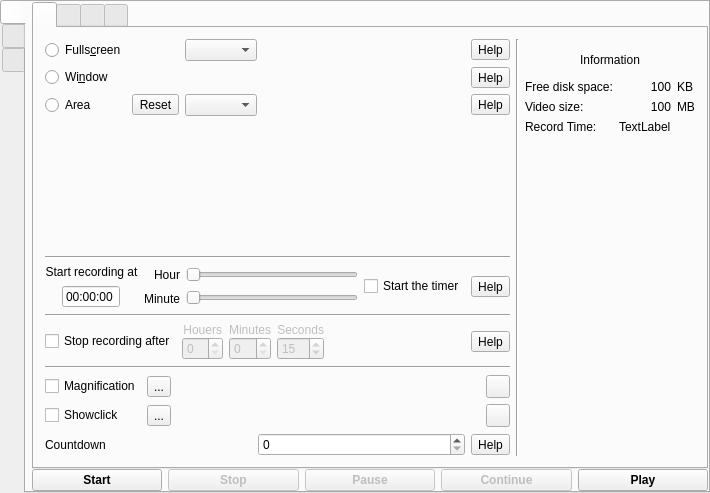
vkohaupt/vokoscreenNG, file src/mainwindow.ui: the form before one commit.
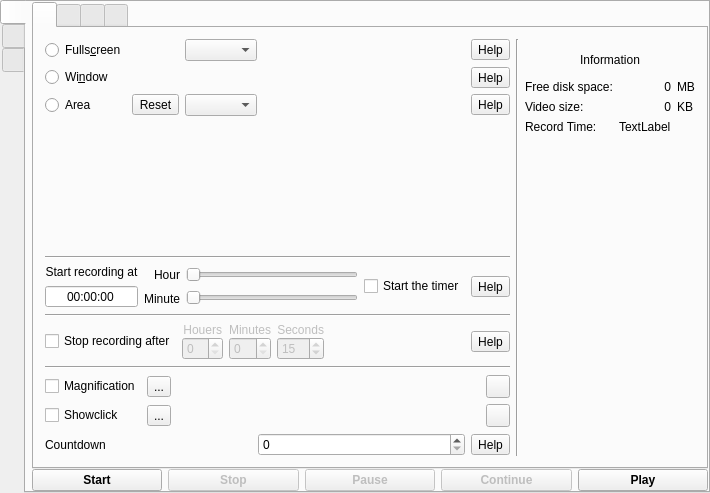
The form after the commit. Icons and pictures are not drawn.

```diff
--- a/src/mainwindow.ui
+++ b/src/mainwindow.ui
@@ -263,13 +263,13 @@
                        </property>
                       </widget>
                      </item>
-                     <item alignment="Qt::AlignHCenter">
+                     <item>
                       <widget class="QTimeEdit" name="timeEditStartTime">
                        <property name="enabled">
                         <bool>true</bool>
                        </property>
                        <property name="alignment">
-                        <set>Qt::AlignRight|Qt::AlignTrailing|Qt::AlignVCenter</set>
+                        <set>Qt::AlignCenter</set>
                        </property>
                        <property name="readOnly">
                         <bool>true</bool>
@@ -619,7 +619,7 @@
                 <item row="0" column="2">
                  <widget class="QLabel" name="labelFreeSize">
                   <property name="text">
-                   <string>100</string>
+                   <string>0</string>
                   </property>
                   <property name="alignment">
                    <set>Qt::AlignRight|Qt::AlignTrailing|Qt::AlignVCenter</set>
@@ -643,7 +643,7 @@
                 <item row="1" column="2">
                  <widget class="QLabel" name="labelVideoSize">
                   <property name="text">
-                   <string>100</string>
+                   <string>0</string>
                   </property>
                   <property name="alignment">
                    <set>Qt::AlignRight|Qt::AlignTrailing|Qt::AlignVCenter</set>
@@ -680,17 +680,17 @@
                 <item row="0" column="3">
                  <widget class="QLabel" name="label_15">
                   <property name="text">
-                   <string>KB</string>
-                  </property>
-                 </widget>
-                </item>
-                <item row="1" column="3">
-                 <widget class="QLabel" name="label_16">
-                  <property name="text">
                    <string>MB</string>
                   </property>
                  </widget>
                 </item>
+                <item row="1" column="3">
+                 <widget class="QLabel" name="label_16">
+                  <property name="text">
+                   <string>KB</string>
+                  </property>
+                 </widget>
+                </item>
                </layout>
               </item>
               <item row="0" column="0" alignment="Qt::AlignHCenter">
```
